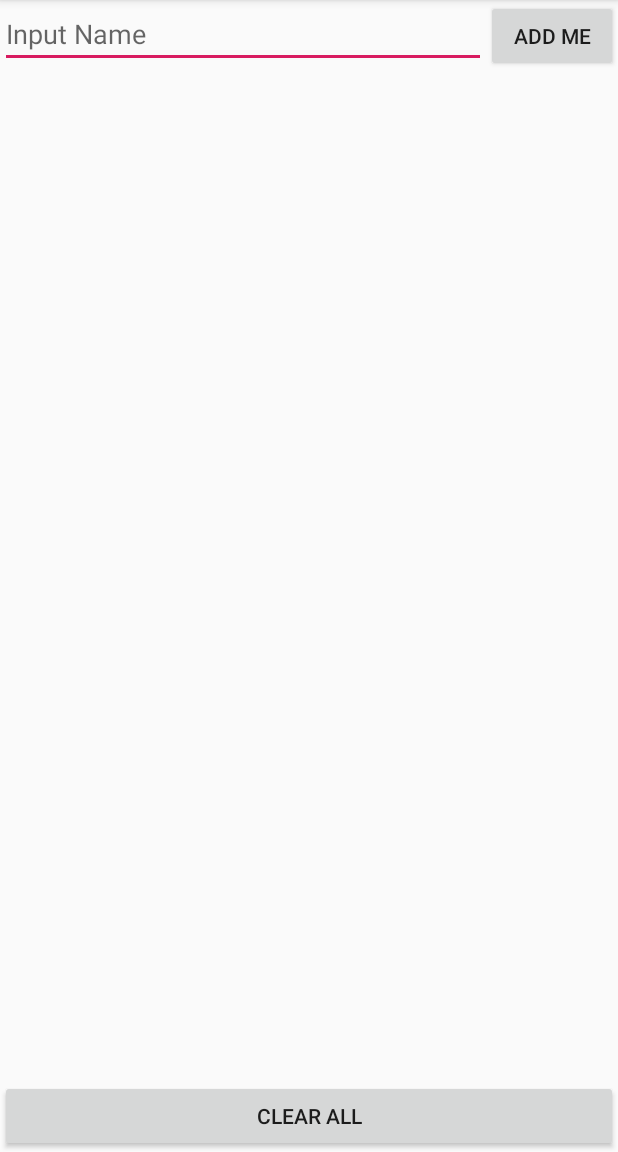
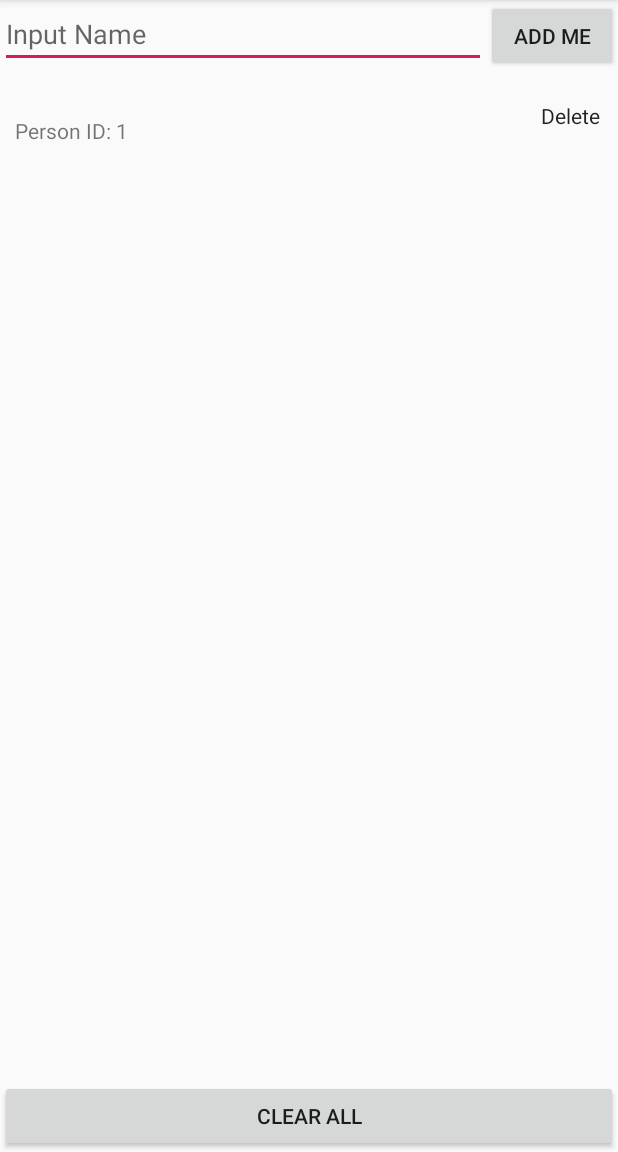
Before and after one commit to showcheap/android-jetpack-playground, an Android app: the screen it shows after launch (MainActivity), after a tap on "ADD ME", on a phone screen of 412 x 824 dp, the part 84-1236 px from its top. Run offline under Robolectric (Android 15) with nearby library versions, the phone set to English and light mode, and no system bars; our stand-ins replace Room's generated code.

Commit message:
Add delete each item

```diff
--- a/app/src/main/java/net/sucipto/kotlinplayground/MainActivity.kt
+++ b/app/src/main/java/net/sucipto/kotlinplayground/MainActivity.kt
@@ -25,6 +25,8 @@ class MainActivity : AppCompatActivity() {
             adapter = mainAdapter
         }
 
+        mainAdapter.setDeleteListener { person -> onItemDelete(person) }
+
         viewModel.personList.observe(this, Observer { data ->
             Log.d("Observer", "Obs receive: ${data.size}")
             data.let { mainAdapter.setData(it) }
@@ -42,4 +44,8 @@ class MainActivity : AppCompatActivity() {
 
     }
 
+    private fun onItemDelete(person: Person) {
+        viewModel.deletePerson(person)
+    }
+
 }
--- a/app/src/main/java/net/sucipto/kotlinplayground/MainAdapter.kt
+++ b/app/src/main/java/net/sucipto/kotlinplayground/MainAdapter.kt
@@ -2,6 +2,7 @@ package net.sucipto.kotlinplayground
 
 import android.view.LayoutInflater
 import android.view.ViewGroup
+import android.widget.Button
 import android.widget.TextView
 import androidx.recyclerview.widget.RecyclerView
 import net.sucipto.kotlinplayground.entity.Person
@@ -9,6 +10,7 @@ import net.sucipto.kotlinplayground.entity.Person
 class MainAdapter : RecyclerView.Adapter<MainAdapter.MainHolder>() {
 
     private var data = emptyList<Person>()
+    private lateinit var deleteListener: (Person) -> Unit
 
     override fun onCreateViewHolder(parent: ViewGroup, viewType: Int): MainHolder {
         val inflater = LayoutInflater.from(parent.context)
@@ -19,23 +21,29 @@ class MainAdapter : RecyclerView.Adapter<MainAdapter.MainHolder>() {
 
     override fun onBindViewHolder(holder: MainHolder, position: Int) {
         val person: Person = data[position]
-        holder.bind(person)
+        holder.mNameView.text = person.name
+        holder.mNameId.text = "Person ID: ${person.id}"
+        holder.mDeleteButton.setOnClickListener {
+            deleteListener(person)
+        }
+
     }
-
 
     inner class MainHolder(inflater: LayoutInflater, parent: ViewGroup) :
         RecyclerView.ViewHolder(inflater.inflate(R.layout.item_main, parent, false)) {
 
-        private var mNameView: TextView = itemView.findViewById(R.id.item_main_name)
-
-        fun bind(person: Person) {
-            mNameView.text = person.name
-        }
+        var mNameView: TextView = itemView.findViewById(R.id.item_main_name)
+        var mNameId: TextView = itemView.findViewById(R.id.item_main_id)
+        var mDeleteButton: Button = itemView.findViewById(R.id.item_main_delete)
 
     }
 
-    internal fun setData(data : List<Person>) {
+    fun setData(data: List<Person>) {
         this.data = data
         notifyDataSetChanged()
     }
+
+    fun setDeleteListener(listener: (Person) -> Unit) {
+        deleteListener = listener
+    }
 }
--- a/app/src/main/java/net/sucipto/kotlinplayground/MainViewModel.kt
+++ b/app/src/main/java/net/sucipto/kotlinplayground/MainViewModel.kt
@@ -30,4 +30,8 @@ class MainViewModel(private val repository: PersonRepository) : ViewModel() {
     fun clearPerson() = scope.launch(Dispatchers.IO) {
         repository.clear()
     }
+
+    fun deletePerson(person: Person) = scope.launch(Dispatchers.IO) {
+        repository.delete(person)
+    }
 }
--- a/app/src/main/java/net/sucipto/kotlinplayground/data/PersonRepository.kt
+++ b/app/src/main/java/net/sucipto/kotlinplayground/data/PersonRepository.kt
@@ -13,4 +13,8 @@ class PersonRepository(private val dao: PersonDao) {
     fun clear() {
         dao.clear()
     }
+
+    fun delete(person: Person) {
+        dao.delete(person)
+    }
 }
--- a/app/src/main/res/layout/item_main.xml
+++ b/app/src/main/res/layout/item_main.xml
@@ -1,14 +1,36 @@
 <?xml version="1.0" encoding="utf-8"?>
 <LinearLayout xmlns:android="http://schemas.android.com/apk/res/android"
-              android:orientation="vertical"
-              android:layout_width="match_parent"
-              android:layout_height="wrap_content">
-    <TextView
-        android:padding="10dp"
-        android:textStyle="bold"
-        android:text="Hello"
-        android:layout_width="match_parent"
+    android:layout_width="match_parent"
+    android:layout_height="wrap_content"
+    android:orientation="horizontal">
+
+    <LinearLayout
+        android:layout_width="0dp"
         android:layout_height="wrap_content"
-        android:id="@+id/item_main_name"/>
+        android:layout_weight="1"
+
+        android:orientation="vertical"
+        android:padding="10dp">
+
+        <TextView
+            android:id="@+id/item_main_name"
+            android:layout_width="match_parent"
+            android:layout_height="wrap_content"
+            android:text="Hello"
+            android:textStyle="bold" />
+
+        <TextView
+            android:id="@+id/item_main_id"
+            android:layout_width="match_parent"
+            android:layout_height="wrap_content"
+            android:text="ID" />
+    </LinearLayout>
+
+    <Button
+        android:id="@+id/item_main_delete"
+        style="@style/Base.Widget.AppCompat.ActionButton"
+        android:layout_width="wrap_content"
+        android:layout_height="match_parent"
+        android:text="Delete" />
 
 </LinearLayout>
```
